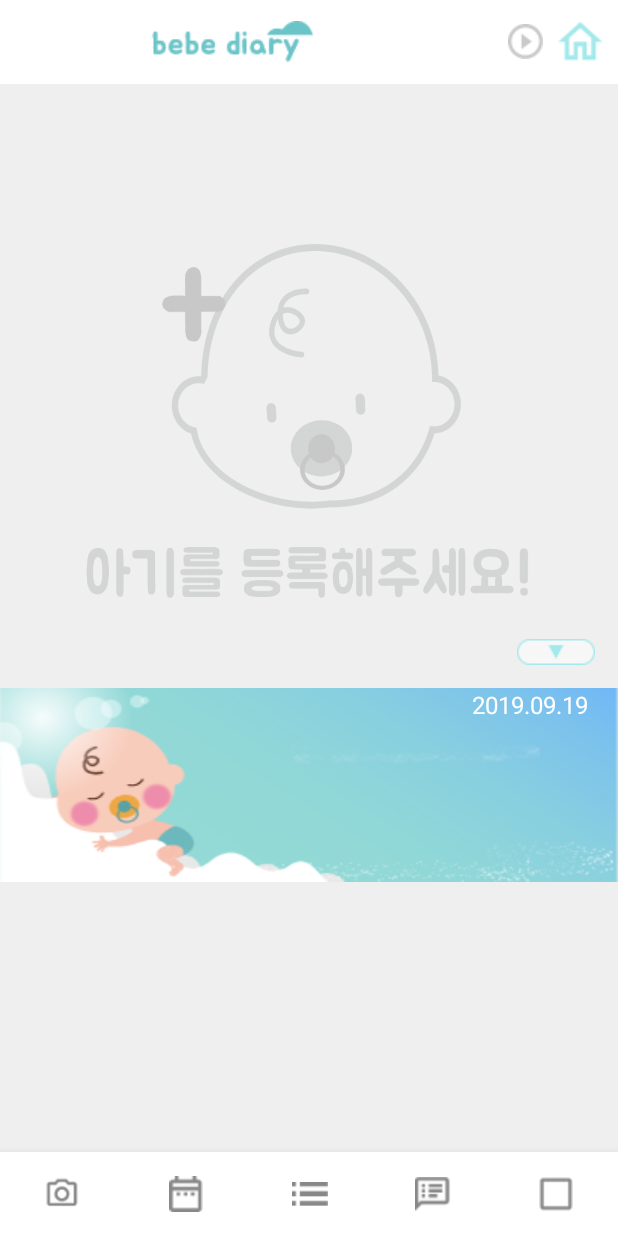
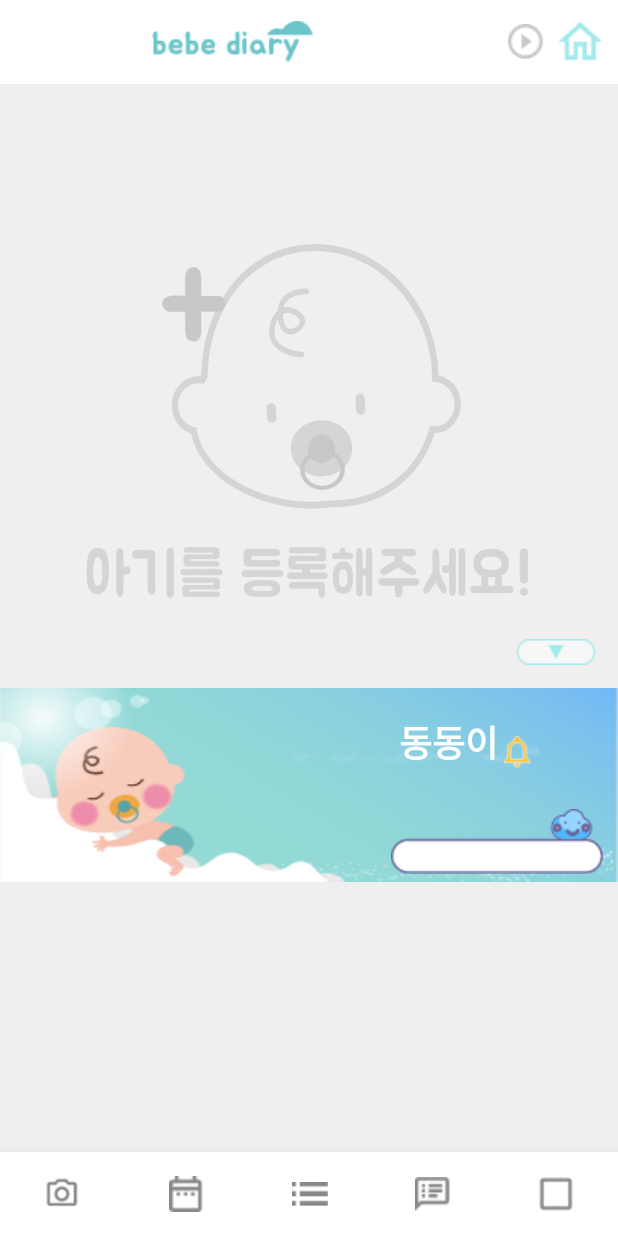
Before and after one commit to hyunji92/BebeDiary, an Android app: the layout contents_main.xml on its own in the app's theme, with its tools: preview values and no code run, on a phone screen of 412 x 824 dp. Run offline under Robolectric (Android 15) with nearby library versions, the phone set to English and light mode, and no system bars.

Commit message:
카메라 워터마크와 같은 아이 정보 메인 화면에 나타내도록 수정

```diff
--- a/app/src/main/java/com/bebediary/MainActivity.kt
+++ b/app/src/main/java/com/bebediary/MainActivity.kt
@@ -39,6 +39,10 @@ import kotlinx.android.synthetic.main.contents_main.*
 import kotlinx.android.synthetic.main.header_navigatioin.*
 
 class MainActivity : AppCompatActivity(), NavigationView.OnNavigationItemSelectedListener, LifecycleObserver, IncomingDiaryAdapter.OnItemChangeListener {
+
+    // 아이 정보
+    private val babyId: Long
+        get() = intent.getLongExtra("babyId", -1L)
 
     lateinit var drawerToggle: ActionBarDrawerToggle
 
@@ -156,6 +160,9 @@ class MainActivity : AppCompatActivity(), NavigationView.OnNavigationItemSelecte
 
         prefs = getSharedPreferences("baby_info", Context.MODE_PRIVATE)
         editor = prefs.edit()
+
+        // Add Observer
+        lifecycle.addObserver(this)
 
         babyInfoSetting()
 
@@ -406,4 +413,35 @@ class MainActivity : AppCompatActivity(), NavigationView.OnNavigationItemSelecte
 
         return false
     }
+
+    /**
+     * 아이 정보 요청
+     */
+    @OnLifecycleEvent(Lifecycle.Event.ON_CREATE)
+    fun fetchBaby() {
+        db.babyDao().getById(babyId)
+                .subscribeOn(Schedulers.io())
+                .observeOn(AndroidSchedulers.mainThread())
+                .subscribe(
+                        { invalidateBabyWatermark(it) },
+                        { it.printStackTrace() }
+                )
+                .apply { compositeDisposable.add(this) }
+    }
+
+    /**
+     * 아이 정보를 가져와서 하단 워터마크 업데이트
+     */
+    private fun invalidateBabyWatermark(babyModel: BabyModel) {
+
+        // 아이 이름 설정
+        BabyNameView.text = babyModel.baby.name
+
+        // 생일 뷰 설정
+        BabyBirthView.text = "2019.09.09"
+
+        // 아이 설명 뷰 설정
+        BabyDescriptionView.text = "만 1세 5개월 (142)일\n태어난지 507일"
+
+    }
 }
--- a/app/src/main/res/layout/contents_main.xml
+++ b/app/src/main/res/layout/contents_main.xml
@@ -27,10 +27,10 @@
 				android:layout_width="wrap_content"
 				android:layout_height="wrap_content"
 				android:layout_centerVertical="true"
-                    android:background="@drawable/logo_mint"
+				android:layout_marginStart="85dp"
 				android:layout_marginTop="100dp"
-                    android:layout_marginStart="85dp"
-                    android:layout_marginBottom="100dp"/>
+				android:layout_marginBottom="100dp"
+				android:background="@drawable/logo_mint" />
 
 			<LinearLayout
 				android:layout_width="wrap_content"
@@ -44,18 +44,18 @@
 					android:id="@+id/sound"
 					android:layout_width="wrap_content"
 					android:layout_height="wrap_content"
+					android:layout_gravity="center_vertical"
 					android:layout_marginRight="10dp"
-                        android:layout_gravity="center_vertical"
-                        android:background="@drawable/music_button"/>
+					android:background="@drawable/music_button" />
 
 
 				<ImageButton
 					android:id="@+id/go_to_home"
 					android:layout_width="wrap_content"
 					android:layout_height="wrap_content"
+					android:layout_gravity="center_vertical"
 					android:layout_marginRight="10dp"
-                        android:layout_gravity="center_vertical"
-                        android:background="@drawable/home_button"/>
+					android:background="@drawable/home_button" />
 
 
 			</LinearLayout>
@@ -72,7 +72,7 @@
 		app:layout_constraintBottom_toTopOf="@+id/nav_view"
 		app:layout_constraintEnd_toEndOf="parent"
 		app:layout_constraintStart_toStartOf="parent"
-            app:layout_constraintTop_toBottomOf="@+id/toolbar"/>
+		app:layout_constraintTop_toBottomOf="@+id/toolbar" />
 
 	<ScrollView
 		android:id="@+id/main_all_Scrollview"
@@ -95,8 +95,8 @@
 				android:id="@+id/first_add_baby_layout"
 				android:layout_width="wrap_content"
 				android:layout_height="wrap_content"
+				android:layout_gravity="center"
 				android:layout_marginTop="100dp"
-                    android:layout_gravity="center"
 				android:orientation="vertical"
 				android:visibility="gone"
 				tools:visibility="visible">
@@ -105,7 +105,7 @@
 					android:id="@+id/add_baby"
 					android:layout_width="300dp"
 					android:layout_height="250dp"
-                        android:background="@drawable/baby_empty"/>
+					android:background="@drawable/baby_empty" />
 			</LinearLayout>
 
 
@@ -133,7 +133,7 @@
 						android:layout_height="wrap_content"
 						android:layout_gravity="center_horizontal|center"
 						android:background="@drawable/add_baby_image"
-                            android:gravity="center|center_horizontal"/>
+						android:gravity="center|center_horizontal" />
 
 					<TextView
 						android:layout_width="wrap_content"
@@ -143,7 +143,7 @@
 						android:gravity="center|center_horizontal"
 						android:text="사진을 등록해주세요!"
 						android:textColor="@color/greyMainTextColor"
-                            android:textSize="32sp"/>
+						android:textSize="32sp" />
 
 				</LinearLayout>
 				// 리얼 사진, 사진 있으면 보여야 하는거
@@ -155,7 +155,7 @@
 					android:layout_height="315dp"
 					android:scaleType="centerCrop"
 					android:visibility="gone"
-                        tools:background="@drawable/test_image"/>
+					tools:background="@drawable/test_image" />
 
 				<ImageButton
 					android:id="@+id/main_image_off_button"
@@ -165,7 +165,7 @@
 					android:layout_marginTop="20dp"
 					android:layout_marginRight="15dp"
 					android:layout_marginBottom="15dp"
-                        android:background="@drawable/main_image_on"/>
+					android:background="@drawable/main_image_on" />
 
 			</FrameLayout>
 
@@ -184,36 +184,82 @@
 					android:visibility="gone"
 					tools:visibility="visible">
 
-                    <!-- 이름, 성별, 생년월일 레이아웃 -->
 					<LinearLayout
-                            android:layout_width="match_parent"
+						android:layout_width="wrap_content"
 						android:layout_height="wrap_content"
-                            android:gravity="right"
+						android:layout_gravity="right"
+						android:layout_marginTop="18dp"
+						android:layout_marginRight="50dp"
+						android:gravity="center_vertical"
 						android:orientation="horizontal">
 
-                        <TextView
+						<androidx.appcompat.widget.AppCompatTextView
+							android:id="@+id/BabyNameView"
 							android:layout_width="wrap_content"
 							android:layout_height="wrap_content"
-                                android:layout_marginRight="20dp"
-                                android:text="2019.09.19"
-                                android:textColor="#ffffff"
-                                android:textSize="16sp"/>
+							android:textColor="@android:color/white"
+							android:textSize="24sp"
+							android:textStyle="bold"
+							app:autoSizeMinTextSize="12sp"
+							app:autoSizeTextType="uniform"
+							tools:text="동동이" />
+
+						<androidx.appcompat.widget.AppCompatImageView
+							android:layout_width="wrap_content"
+							android:layout_height="wrap_content"
+							android:layout_gravity="bottom"
+							android:layout_marginStart="4dp"
+							app:srcCompat="@drawable/noti_icon" />
+
+						<androidx.appcompat.widget.AppCompatTextView
+							android:id="@+id/BabyBirthView"
+							android:layout_width="wrap_content"
+							android:layout_height="wrap_content"
+							android:layout_gravity="bottom"
+							android:layout_marginStart="8dp"
+							android:textColor="@android:color/white"
+							android:textSize="12sp"
+							tools:text="@tools:sample/date/ddmmyy" />
 					</LinearLayout>
 
-                    <!-- 만 나이, 생후 몇일 레이아웃 -->
 					<LinearLayout
-                            android:layout_width="match_parent"
-                            android:layout_height="wrap_content">
+						android:layout_width="200dp"
+						android:layout_height="wrap_content"
+						android:layout_gravity="right"
+						android:layout_marginTop="4dp"
+						android:layout_marginBottom="4dp"
+						android:orientation="vertical">
 
+						<androidx.appcompat.widget.AppCompatTextView
+							android:id="@+id/BabyDescriptionView"
+							android:layout_width="wrap_content"
+							android:layout_height="wrap_content"
+							android:lineSpacingExtra="-4sp"
+							android:textColor="@android:color/white"
+							android:textSize="13sp"
+							tools:maxLines="2"
+							tools:text="@tools:sample/lorem/random" />
 					</LinearLayout>
+
+					<FrameLayout
+						android:layout_width="wrap_content"
+						android:layout_height="wrap_content"
+						android:layout_gravity="right"
+						android:layout_marginRight="10dp"
+						android:layout_marginBottom="5dp"
+						android:background="@drawable/dust">
+
+					</FrameLayout>
 				</LinearLayout>
+
 
 				<!-- 임신 상태 정보 그룹 레이아웃 -->
 				<LinearLayout
 					android:layout_width="match_parent"
 					android:layout_height="156dp"
-                        android:visibility="gone"
-                        android:background="#efefef"/>
+					android:background="#efefef"
+					android:visibility="gone"></LinearLayout>
+
 			</LinearLayout>
 
 			<!-- 다가오는 일정 -->
@@ -240,13 +286,13 @@
 						android:layout_marginLeft="20dp"
 						android:text="다가오는 일정"
 						android:textColor="@color/registerPopupTextColor"
-                            android:textSize="16sp"/>
+						android:textSize="16sp" />
 
 					<View
 						android:layout_width="match_parent"
 						android:layout_height="1dp"
 						android:layout_gravity="bottom"
-                            android:background="@color/greyMainLineColor"/>
+						android:background="@color/greyMainLineColor" />
 				</FrameLayout>
 
 				<!-- 일정 있을때 -->
@@ -257,7 +303,7 @@
 					android:orientation="vertical"
 					android:visibility="gone"
 					app:layoutManager="androidx.recyclerview.widget.LinearLayoutManager"
-                        tools:listitem="@layout/item_main_incoming_diary"/>
+					tools:listitem="@layout/item_main_incoming_diary" />
 
 				<!-- 일정 없을때 -->
 				<LinearLayout
@@ -273,7 +319,7 @@
 						android:layout_gravity="center"
 						android:text="일정이 없어요."
 						android:textColor="@color/greyMainLineColor"
-                            android:textSize="35sp"/>
+						android:textSize="35sp" />
 				</LinearLayout>
 			</LinearLayout>
 		</LinearLayout>
@@ -293,7 +339,7 @@
 		app:layout_constraintBottom_toBottomOf="parent"
 		app:layout_constraintLeft_toLeftOf="parent"
 		app:layout_constraintRight_toRightOf="parent"
-            app:menu="@menu/bottom_nav_menu"/>
+		app:menu="@menu/bottom_nav_menu" />
 
 
 </androidx.constraintlayout.widget.ConstraintLayout>
```
Also changed, not shown: app/src/main/res/drawable-v24/dust.png (added), app/src/main/res/drawable/dust.png (added). Lines whose indentation alone changed are shown as unchanged.
